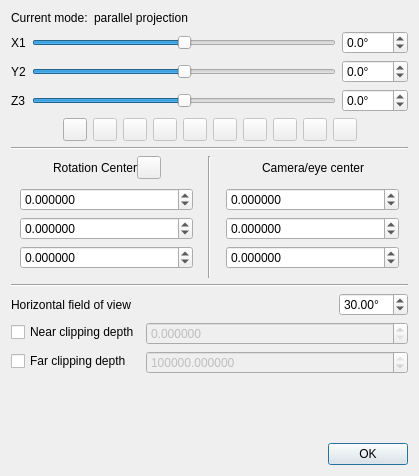
Qt form libs/CCAppCommon/ui/cameraParamDlg.ui (CloudCompare/CloudCompare) before a commit.
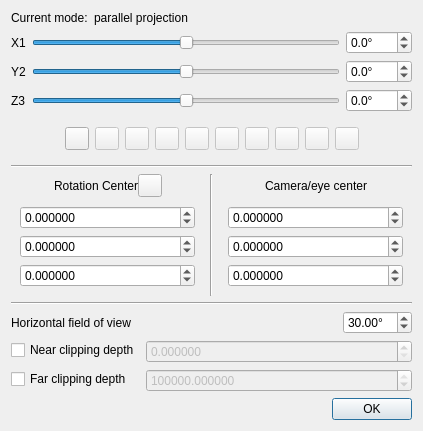
The same form after that commit. Icons and pictures are not drawn.

What changed in the file:
```diff
--- a/libs/CCAppCommon/ui/cameraParamDlg.ui
+++ b/libs/CCAppCommon/ui/cameraParamDlg.ui
@@ -6,8 +6,8 @@
    <rect>
     <x>0</x>
     <y>0</y>
-    <width>419</width>
-    <height>476</height>
+    <width>423</width>
+    <height>410</height>
    </rect>
   </property>
   <property name="windowTitle">
@@ -237,6 +237,7 @@
     </widget>
    </item>
    <item>
+    <widget class="QFrame" name="matrixStoreFrame">
     <layout class="QHBoxLayout" name="horizontalLayout_9">
      <item>
       <spacer name="horizontalSpacer">
@@ -429,6 +430,7 @@
       </spacer>
      </item>
     </layout>
+    </widget>
    </item>
    <item>
     <widget class="Line" name="line_3">
```
Left out of the diff: 6 changed lines with no effect on the pictures. Lines whose indentation alone changed are shown as unchanged.
